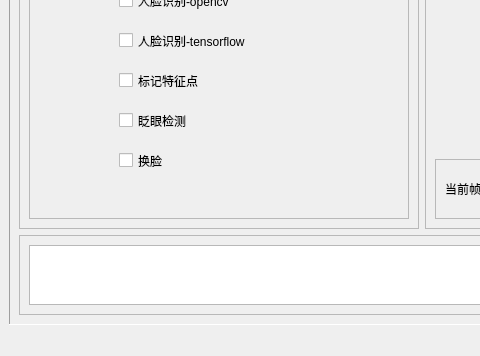
The window that UI.ui (xiyangxia/pyqtt) describes before a commit, drawn with Qt 5; both pictures show x 0 to 480 and y 444 to 800 of the 1000 by 800 pixel window.
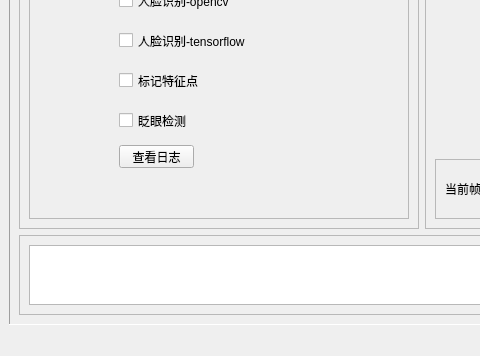
The same window after the commit.

```diff
--- a/UI.ui
+++ b/UI.ui
@@ -469,19 +469,6 @@
               <string>眨眼检测</string>
              </property>
             </widget>
-            <widget class="QCheckBox" name="checkBox_5">
-             <property name="geometry">
-              <rect>
-               <x>90</x>
-               <y>240</y>
-               <width>101</width>
-               <height>31</height>
-              </rect>
-             </property>
-             <property name="text">
-              <string>换脸</string>
-             </property>
-            </widget>
             <widget class="QCheckBox" name="checkBox_6">
              <property name="geometry">
               <rect>
@@ -508,6 +495,19 @@
               <string>人脸识别-tensorflow</string>
              </property>
             </widget>
+            <widget class="QPushButton" name="pushButton">
+             <property name="geometry">
+              <rect>
+               <x>90</x>
+               <y>240</y>
+               <width>75</width>
+               <height>23</height>
+              </rect>
+             </property>
+             <property name="text">
+              <string>查看日志</string>
+             </property>
+            </widget>
            </widget>
           </item>
          </layout>
```
